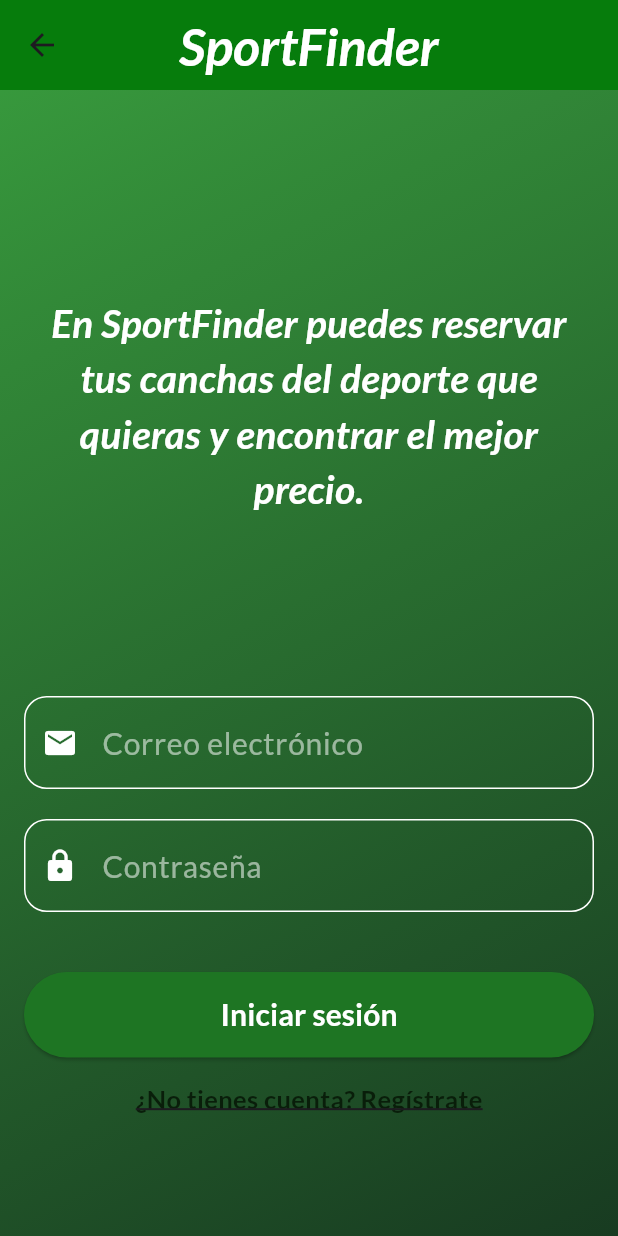
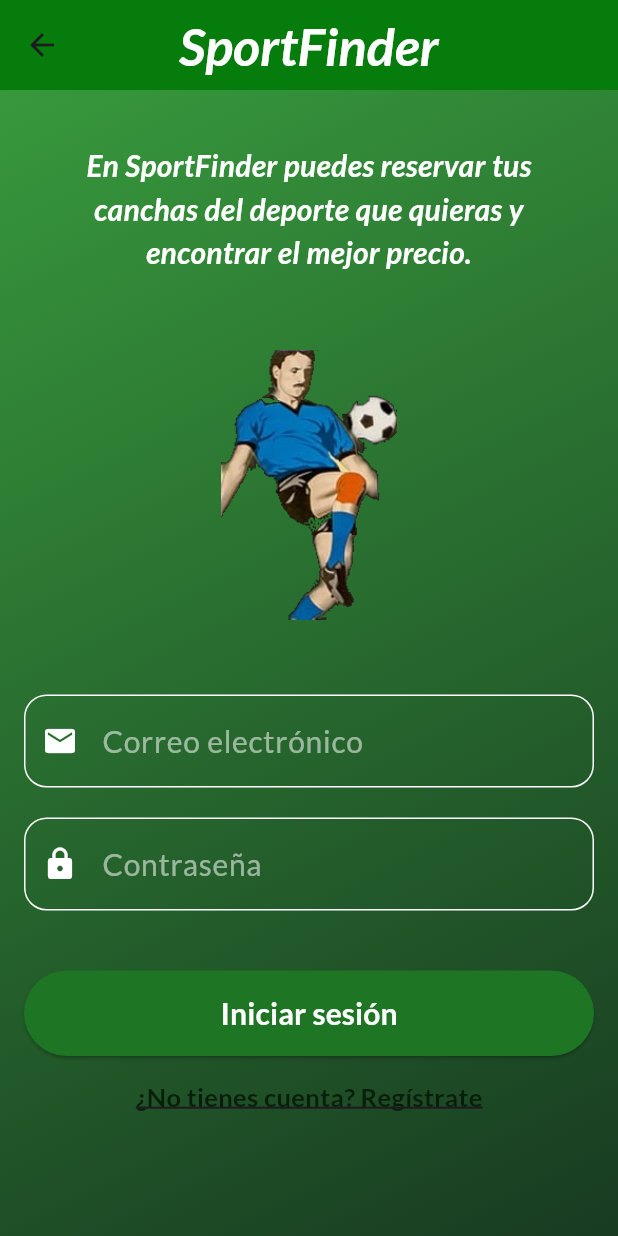
Before and after one commit to jday06/Proyecto-FInal---IS513, a Flutter app: the LoginPage screen opened by its route, on a phone screen of 412 x 824 dp. Run offline on Flutter 3.47's test engine with Material 3 defaults, Android fonts, the phone set to English and light mode, and no system bars; our stand-ins replace get, get_storage, google_fonts; accounts and stored records are empty.

Commit message:
Botones y Navegaciones

```diff
--- a/lib/main.dart
+++ b/lib/main.dart
@@ -23,7 +23,7 @@ class MyApp extends StatelessWidget {
     return GetMaterialApp(
       title: 'Reserva de Canchas',
       debugShowCheckedModeBanner: false,
-      initialRoute: AppRoutes.login,
+      initialRoute: AppRoutes.home,
       getPages: AppRoutes.routes,
       theme: ThemeData(
         textTheme: GoogleFonts.latoTextTheme(Theme.of(context).textTheme),
--- a/lib/routes/app_routes.dart
+++ b/lib/routes/app_routes.dart
@@ -1,9 +1,12 @@
 import 'package:get/get.dart';
+import 'package:proyecto_final/views/close_to_you_page.dart';
 import 'package:proyecto_final/views/login_page.dart';
+import 'package:proyecto_final/views/my_calendar_page.dart';
 import 'package:proyecto_final/views/register_page.dart';
 import 'package:proyecto_final/views/home_page.dart';
 import 'package:proyecto_final/views/schedule_page.dart';
 import 'package:proyecto_final/views/historial_page.dart';
+import 'package:proyecto_final/views/sports_page.dart';
 
 class AppRoutes {
   static const login = '/login';
@@ -11,6 +14,9 @@ class AppRoutes {
   static const home = '/home';
   static const schedule = '/schedule';
   static const historial = '/historial';
+  static const sports = '/sports';
+  static const location = '/location';
+  static const mycalendar = '/mycalendar';
 
   static final routes = [
     GetPage(name: login, page: () => LoginPage()),
@@ -18,5 +24,8 @@ class AppRoutes {
     GetPage(name: home, page: () => HomePage()),
     GetPage(name: schedule, page: () => SchedulePage()),
     GetPage(name: historial, page: () => HistorialPage()),
+    GetPage(name: sports, page: () => SportsPage()),
+    GetPage(name: location, page: () => CloseToYouPage()),
+    GetPage(name: mycalendar, page: () => MyCalendarPage()),
   ];
 }
--- a/lib/views/login_page.dart
+++ b/lib/views/login_page.dart
@@ -33,13 +33,13 @@ class LoginPage extends StatelessWidget {
           child: Column(
             mainAxisAlignment: MainAxisAlignment.start,
             children: [
-            SizedBox(height: 120),
+              SizedBox(height: 20),
               Padding(
                 padding: EdgeInsets.symmetric(horizontal: 15),
                 child: Text(
                   "En SportFinder puedes reservar tus canchas del deporte que quieras y encontrar el mejor precio.",
                   style: GoogleFonts.lato(
-                  fontSize: 26,
+                    fontSize: 20,
                     fontWeight: FontWeight.w600,
                     color: Colors.white,
                     fontStyle: FontStyle.italic,
@@ -47,7 +47,20 @@ class LoginPage extends StatelessWidget {
                   textAlign: TextAlign.center,
                 ),
               ),
-            SizedBox(height: 120),
+              SizedBox(height: 50),
+              Row(
+                crossAxisAlignment: CrossAxisAlignment.start,
+                mainAxisAlignment: MainAxisAlignment.center,
+                children: [
+                  SizedBox(
+                    height: 180,
+                    width: 120,
+                    child: Image.asset('assets/iconoLogin.png'),
+                  ),
+                ],
+              ),
+
+              SizedBox(height: 50),
 
               TextField(
                 controller: controller.emailController,
@@ -74,10 +87,7 @@ class LoginPage extends StatelessWidget {
                   ),
                   focusedBorder: OutlineInputBorder(
                     borderRadius: BorderRadius.circular(15),
-                  borderSide: BorderSide(
-                    color: Colors.white,
-                    width: 1,
-                  ),
+                    borderSide: BorderSide(color: Colors.white, width: 1),
                   ),
                 ),
               ),
@@ -101,38 +111,40 @@ class LoginPage extends StatelessWidget {
                   prefixIcon: Icon(Icons.lock, color: Colors.white),
                   enabledBorder: OutlineInputBorder(
                     borderRadius: BorderRadius.circular(15),
-                  borderSide: BorderSide(
-                    color: Colors.white,
-                    width: 1,
-                  ),
+                    borderSide: BorderSide(color: Colors.white, width: 1),
                   ),
                   focusedBorder: OutlineInputBorder(
                     borderRadius: BorderRadius.circular(15),
-                  borderSide: BorderSide(
-                    color: Colors.white,
-                    width: 1,
-                  ),
+                    borderSide: BorderSide(color: Colors.white, width: 1),
                   ),
                 ),
               ),
 
               SizedBox(height: 40),
-            Obx(() => ElevatedButton(
+              Obx(
+                () => ElevatedButton(
                   style: ElevatedButton.styleFrom(
                     backgroundColor: Color.fromARGB(255, 30, 117, 35),
                     padding: EdgeInsets.symmetric(vertical: 14),
                     minimumSize: Size(double.infinity, 48),
                   ),
-              onPressed: controller.isLoading.value ? null : controller.login,
+                  onPressed: controller.isLoading.value
+                      ? null
+                      : controller.login,
                   child: controller.isLoading.value
-                  ? CircularProgressIndicator(color: Color.fromARGB(255, 57, 158, 62))
-                  : Text('Iniciar sesión',
+                      ? CircularProgressIndicator(
+                          color: Color.fromARGB(255, 57, 158, 62),
+                        )
+                      : Text(
+                          'Iniciar sesión',
                           style: GoogleFonts.lato(
                             fontSize: 20,
                             fontWeight: FontWeight.bold,
                             color: Colors.white,
-                      )),
-            )),
+                          ),
+                        ),
+                ),
+              ),
               SizedBox(height: 15),
               GestureDetector(
                 onTap: () => Get.toNamed(AppRoutes.register),
@@ -145,10 +157,10 @@ class LoginPage extends StatelessWidget {
                     decoration: TextDecoration.underline,
                   ),
                 ),
-            )
+              ),
             ],
           ),
-        )
+        ),
       ),
     );
   }
```
Also changed, not shown: lib/views/close_to_you_page.dart (added, +26 -0 lines), lib/views/home_page.dart (+93 -11 lines), lib/views/my_calendar_page.dart (added, +26 -0 lines), lib/views/side_menu.dart (+5 -3 lines), lib/views/sports_page.dart (added, +26 -0 lines), pubspec.yaml (+5 -2 lines), assets/basketballfield.png (added), assets/calendar.png (added), assets/iconoLogin.png (added), assets/location.png (added), assets/sports.png (added). Lines whose indentation alone changed are shown as unchanged.
